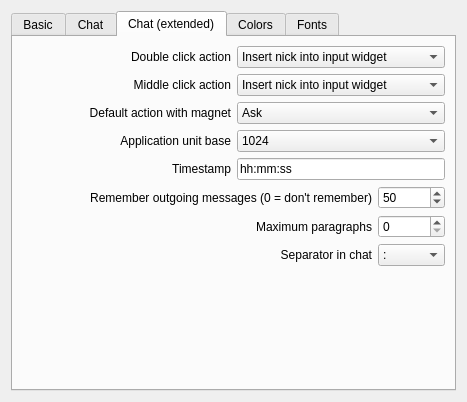
Before: the Qt Designer form eiskaltdcpp-qt/ui/UISettingsGUI.ui in eiskaltdcpp/eiskaltdcpp, drawn with Qt 5.
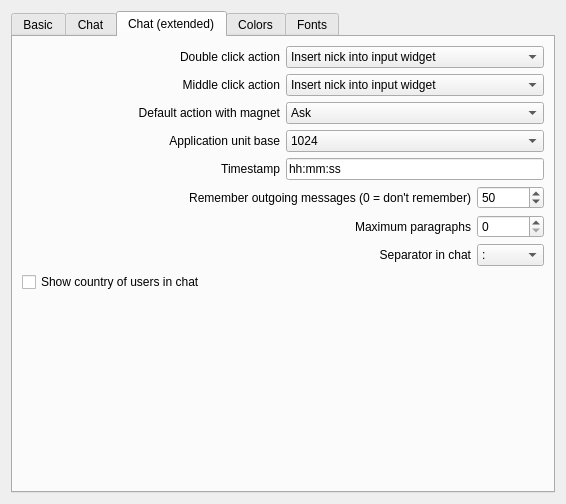
After: the same form once the commit is applied. The open tabs and pages were chosen to show the change. Custom widgets are drawn as their Qt base class.

Commit message: {gtk,qt} gui: IP,CC in chat

```diff
--- a/eiskaltdcpp-qt/ui/UISettingsGUI.ui
+++ b/eiskaltdcpp-qt/ui/UISettingsGUI.ui
@@ -6,8 +6,8 @@
    <rect>
     <x>0</x>
     <y>0</y>
-    <width>467</width>
-    <height>368</height>
+    <width>566</width>
+    <height>504</height>
    </rect>
   </property>
   <property name="windowTitle">
@@ -637,6 +637,13 @@
          </item>
         </layout>
        </item>
+       <item>
+        <widget class="QCheckBox" name="checkBox_CHAT_SHOW_CC">
+         <property name="text">
+          <string>Show country of users in chat</string>
+         </property>
+        </widget>
+       </item>
        <item>
         <spacer name="verticalSpacer_4">
          <property name="orientation">
```
The commit also changes 7 other files.
